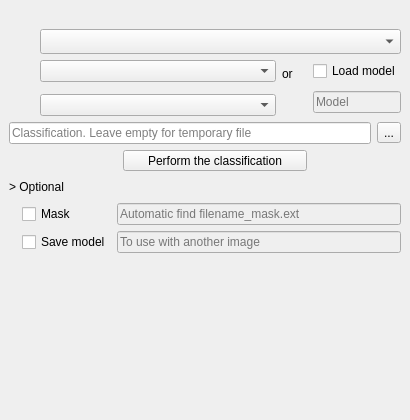
Old version of the form dzetsaka_dock.ui in the repository nkarasiak/dzetsaka.
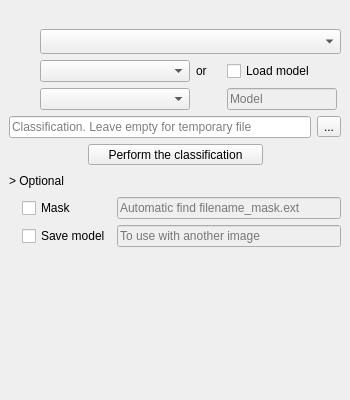
New version of the form. Icons and pictures are not drawn. Custom widgets are drawn as their Qt base class.

Commit message: change min dock size

What changed in the file:
```diff
--- a/dzetsaka_dock.ui
+++ b/dzetsaka_dock.ui
@@ -6,14 +6,14 @@
    <rect>
     <x>0</x>
     <y>0</y>
-    <width>370</width>
-    <height>420</height>
+    <width>350</width>
+    <height>400</height>
    </rect>
   </property>
   <property name="minimumSize">
    <size>
     <width>350</width>
-    <height>420</height>
+    <height>400</height>
    </size>
   </property>
   <property name="maximumSize">
@@ -26,14 +26,58 @@
    <string>dzetsaka : classification tool</string>
   </property>
   <widget class="QWidget" name="dockWidgetContents">
-   <layout class="QGridLayout" name="gridLayout">
+   <layout class="QGridLayout" name="gridLayout_3">
+    <item row="0" column="0" colspan="3">
+     <widget class="QLabel" name="label_8">
+      <property name="minimumSize">
+       <size>
+        <width>300</width>
+        <height>0</height>
+       </size>
+      </property>
+      <property name="text">
+       <string/>
+      </property>
+      <property name="pixmap">
+       <pixmap resource="resources.qrc">:/plugins/dzetsaka/img/guyane.jpg</pixmap>
+      </property>
+     </widget>
+    </item>
     <item row="1" column="0" colspan="3">
-     <layout class="QGridLayout" name="gridLayout_2">
-      <item row="3" column="1" colspan="2">
-       <widget class="QComboBox" name="inField">
+     <layout class="QGridLayout" name="gridLayout">
+      <item row="0" column="0">
+       <widget class="QLabel" name="label_2">
         <property name="minimumSize">
          <size>
-          <width>160</width>
+          <width>25</width>
+          <height>25</height>
+         </size>
+        </property>
+        <property name="maximumSize">
+         <size>
+          <width>25</width>
+          <height>30</height>
+         </size>
+        </property>
+        <property name="toolTip">
+         <string>&lt;html&gt;&lt;head/&gt;&lt;body&gt;&lt;p&gt;The image to classify&lt;/p&gt;&lt;/body&gt;&lt;/html&gt;</string>
+        </property>
+        <property name="text">
+         <string/>
+        </property>
+        <property name="pixmap">
+         <pixmap resource="resources.qrc">:/plugins/dzetsaka/img/raster.svg</pixmap>
+        </property>
+        <property name="scaledContents">
+         <bool>false</bool>
+        </property>
+       </widget>
+      </item>
+      <item row="0" column="1" colspan="4">
+       <widget class="QgsMapLayerComboBox" name="inRaster">
+        <property name="minimumSize">
+         <size>
+          <width>200</width>
           <height>0</height>
          </size>
         </property>
@@ -64,11 +108,11 @@
         </property>
        </widget>
       </item>
-      <item row="1" column="1" colspan="2">
+      <item row="1" column="1">
        <widget class="QgsMapLayerComboBox" name="inShape">
         <property name="minimumSize">
          <size>
-          <width>160</width>
+          <width>150</width>
           <height>0</height>
          </size>
         </property>
@@ -83,37 +127,38 @@
         </property>
        </widget>
       </item>
-      <item row="0" column="1" colspan="5">
-       <widget class="QgsMapLayerComboBox" name="inRaster">
-        <property name="minimumSize">
-         <size>
-          <width>200</width>
-          <height>0</height>
-         </size>
-        </property>
+      <item row="1" column="2">
+       <widget class="QLabel" name="label">
         <property name="maximumSize">
-         <size>
-          <width>16777215</width>
-          <height>30</height>
-         </size>
-        </property>
-        <property name="filters">
-         <set>QgsMapLayerProxyModel::PluginLayer|QgsMapLayerProxyModel::RasterLayer</set>
-        </property>
-       </widget>
-      </item>
-      <item row="0" column="0">
-       <widget class="QLabel" name="label_2">
-        <property name="minimumSize">
          <size>
           <width>25</width>
           <height>25</height>
          </size>
         </property>
+        <property name="text">
+         <string>or</string>
+        </property>
+       </widget>
+      </item>
+      <item row="1" column="3" colspan="2">
+       <widget class="QCheckBox" name="checkInModel">
+        <property name="maximumSize">
+         <size>
+          <width>110</width>
+          <height>16777215</height>
+         </size>
+        </property>
+        <property name="text">
+         <string>Load model</string>
+        </property>
+       </widget>
+      </item>
+      <item row="2" column="0">
+       <widget class="QLabel" name="label_4">
         <property name="maximumSize">
          <size>
           <width>25</width>
-          <height>30</height>
+          <height>60</height>
          </size>
         </property>
         <property name="toolTip">
@@ -130,20 +175,23 @@
         </property>
        </widget>
       </item>
-      <item row="4" column="0" colspan="5">
-       <widget class="QLineEdit" name="outRaster">
+      <item row="2" column="1">
+       <widget class="QComboBox" name="inField">
+        <property name="minimumSize">
+         <size>
+          <width>100</width>
+          <height>0</height>
+         </size>
+        </property>
         <property name="maximumSize">
          <size>
           <width>16777215</width>
           <height>30</height>
          </size>
         </property>
-        <property name="placeholderText">
-         <string>Classification. Leave empty for temporary file</string>
-        </property>
        </widget>
       </item>
-      <item row="2" column="4" rowspan="2" colspan="2">
+      <item row="2" column="3" colspan="2">
        <widget class="QLineEdit" name="inModel">
         <property name="enabled">
          <bool>false</bool>
@@ -165,62 +213,31 @@
         </property>
        </widget>
       </item>
-      <item row="1" column="4" colspan="2">
-       <widget class="QCheckBox" name="checkInModel">
+      <item row="3" column="0" colspan="4">
+       <widget class="QLineEdit" name="outRaster">
         <property name="maximumSize">
          <size>
-          <width>110</width>
-          <height>16777215</height>
+          <width>16777215</width>
+          <height>30</height>
          </size>
         </property>
-        <property name="text">
-         <string>Load model</string>
+        <property name="placeholderText">
+         <string>Classification. Leave empty for temporary file</string>
         </property>
        </widget>
       </item>
-      <item row="4" column="5">
+      <item row="3" column="4">
        <widget class="QToolButton" name="outRasterButton">
         <property name="text">
          <string>...</string>
         </property>
        </widget>
       </item>
-      <item row="3" column="0">
-       <widget class="QLabel" name="label_4">
-        <property name="maximumSize">
-         <size>
-          <width>25</width>
-          <height>60</height>
-         </size>
-        </property>
-        <property name="toolTip">
-         <string>&lt;html&gt;&lt;head/&gt;&lt;body&gt;&lt;p&gt;Column name where class number is stored&lt;/p&gt;&lt;/body&gt;&lt;/html&gt;</string>
-        </property>
-        <property name="text">
-         <string/>
-        </property>
-        <property name="pixmap">
-         <pixmap resource="resources.qrc">:/plugins/dzetsaka/img/column.svg</pixmap>
-        </property>
-        <property name="scaledContents">
-         <bool>false</bool>
-        </property>
-       </widget>
-      </item>
-      <item row="1" column="3" rowspan="2">
-       <widget class="QLabel" name="label">
-        <property name="maximumSize">
-         <size>
-          <width>25</width>
-          <height>25</height>
-         </size>
-        </property>
-        <property name="text">
-         <string>or</string>
-        </property>
-       </widget>
-      </item>
-      <item row="5" column="0" colspan="2">
+     </layout>
+    </item>
+    <item row="2" column="0" colspan="3">
+     <layout class="QGridLayout" name="gridLayout_2">
+      <item row="0" column="0">
        <spacer name="horizontalSpacer">
         <property name="orientation">
          <enum>Qt::Horizontal</enum>
@@ -230,17 +247,17 @@
         </property>
         <property name="sizeHint" stdset="0">
          <size>
-          <width>10</width>
+          <width>13</width>
           <height>17</height>
          </size>
         </property>
        </spacer>
       </item>
-      <item row="5" column="2" colspan="2">
+      <item row="0" column="1">
        <widget class="QToolButton" name="performMagic">
         <property name="minimumSize">
          <size>
-          <width>184</width>
+          <width>175</width>
           <height>0</height>
          </size>
         </property>
@@ -249,7 +266,7 @@
         </property>
        </widget>
       </item>
-      <item row="5" column="4" colspan="2">
+      <item row="0" column="2">
        <spacer name="horizontalSpacer_2">
         <property name="orientation">
          <enum>Qt::Horizontal</enum>
@@ -267,27 +284,27 @@
       </item>
      </layout>
     </item>
-    <item row="2" column="0" colspan="2">
+    <item row="3" column="0" colspan="2">
      <widget class="QLabel" name="label_7">
       <property name="text">
        <string>&gt; Optional</string>
       </property>
      </widget>
     </item>
-    <item row="2" column="2">
+    <item row="3" column="2">
      <spacer name="horizontalSpacer_3">
       <property name="orientation">
        <enum>Qt::Horizontal</enum>
       </property>
       <property name="sizeHint" stdset="0">
        <size>
-        <width>318</width>
+        <width>180</width>
         <height>20</height>
        </size>
       </property>
      </spacer>
     </item>
-    <item row="3" column="0">
+    <item row="4" column="0">
      <widget class="QLabel" name="label_5">
       <property name="maximumSize">
        <size>
@@ -309,21 +326,21 @@
       </property>
      </widget>
     </item>
-    <item row="3" column="1">
+    <item row="4" column="1">
      <widget class="QCheckBox" name="checkInMask">
       <property name="text">
        <string>Mask</string>
       </property>
      </widget>
     </item>
-    <item row="3" column="2">
+    <item row="4" column="2">
      <widget class="QLineEdit" name="inMask">
       <property name="enabled">
        <bool>false</bool>
       </property>
       <property name="minimumSize">
        <size>
-        <width>200</width>
+        <width>120</width>
         <height>0</height>
        </size>
       </property>
@@ -332,7 +349,7 @@
       </property>
      </widget>
     </item>
-    <item row="4" column="0">
+    <item row="5" column="0">
      <widget class="QLabel" name="label_6">
       <property name="maximumSize">
        <size>
@@ -354,21 +371,21 @@
       </property>
      </widget>
     </item>
-    <item row="4" column="1">
+    <item row="5" column="1">
      <widget class="QCheckBox" name="checkOutModel">
       <property name="text">
        <string>Save model</string>
       </property>
      </widget>
     </item>
-    <item row="4" column="2">
+    <item row="5" column="2">
      <widget class="QLineEdit" name="outModel">
       <property name="enabled">
        <bool>false</bool>
       </property>
       <property name="minimumSize">
        <size>
-        <width>200</width>
+        <width>12</width>
         <height>0</height>
        </size>
       </property>
@@ -377,7 +394,7 @@
       </property>
      </widget>
     </item>
-    <item row="5" column="2">
+    <item row="6" column="2">
      <spacer name="verticalSpacer_4">
       <property name="orientation">
        <enum>Qt::Vertical</enum>
@@ -385,27 +402,11 @@
       <property name="sizeHint" stdset="0">
        <size>
         <width>20</width>
-        <height>29</height>
+        <height>5</height>
        </size>
       </property>
      </spacer>
     </item>
-    <item row="0" column="0" colspan="3">
-     <widget class="QLabel" name="label_8">
-      <property name="minimumSize">
-       <size>
-        <width>300</width>
-        <height>0</height>
-       </size>
-      </property>
-      <property name="text">
-       <string/>
-      </property>
-      <property name="pixmap">
-       <pixmap resource="resources.qrc">:/plugins/dzetsaka/img/guyane.jpg</pixmap>
-      </property>
-     </widget>
-    </item>
    </layout>
   </widget>
  </widget>
```
Left out of the diff: 7 changed lines with no effect on the pictures. The commit also changes 1 other file.
